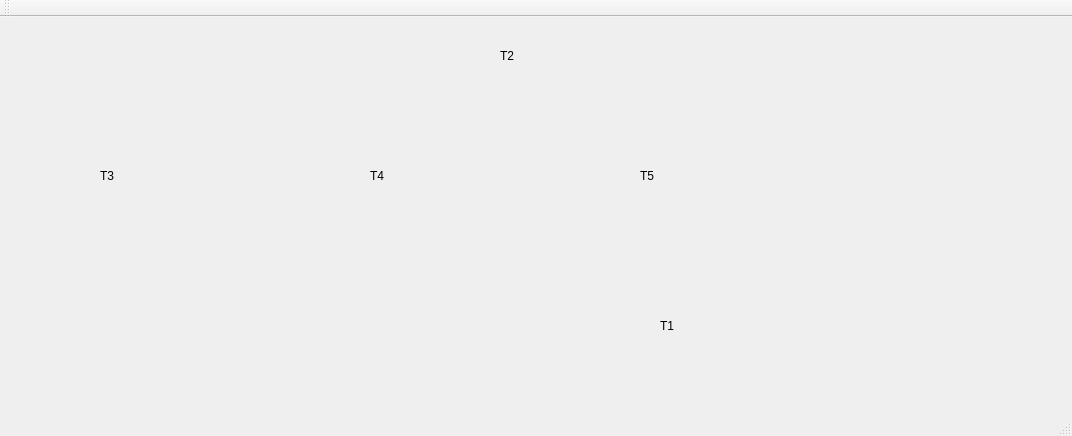
Before: the Qt Designer form mainwindow.ui in durvaal/train, drawn with Qt 5.
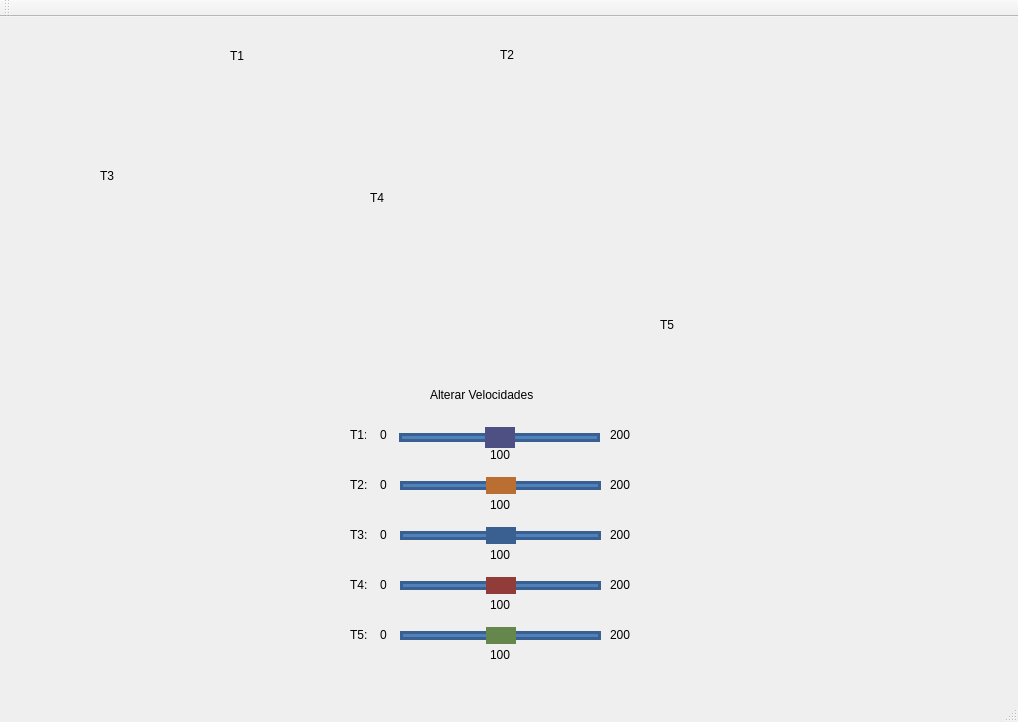
After: the same form once the commit is applied.

Commit message: added: train speed control

Patch:
```diff
--- a/mainwindow.ui
+++ b/mainwindow.ui
@@ -6,8 +6,8 @@
    <rect>
     <x>0</x>
     <y>0</y>
-    <width>1072</width>
-    <height>436</height>
+    <width>1018</width>
+    <height>722</height>
    </rect>
   </property>
   <property name="windowTitle">
@@ -17,8 +17,8 @@
    <widget class="QLabel" name="label_trem1">
     <property name="geometry">
      <rect>
-      <x>660</x>
-      <y>300</y>
+      <x>230</x>
+      <y>30</y>
       <width>21</width>
       <height>17</height>
      </rect>
@@ -148,7 +148,7 @@
       <x>500</x>
       <y>30</y>
       <width>21</width>
-      <height>17</height>
+      <height>16</height>
      </rect>
     </property>
     <property name="styleSheet">
@@ -322,9 +322,9 @@
     <property name="geometry">
      <rect>
       <x>370</x>
-      <y>150</y>
-      <width>21</width>
-      <height>17</height>
+      <y>170</y>
+      <width>20</width>
+      <height>21</height>
      </rect>
     </property>
     <property name="styleSheet">
@@ -337,10 +337,10 @@
    <widget class="QLabel" name="label_trem5">
     <property name="geometry">
      <rect>
-      <x>640</x>
-      <y>150</y>
+      <x>660</x>
+      <y>300</y>
       <width>21</width>
-      <height>17</height>
+      <height>16</height>
      </rect>
     </property>
     <property name="styleSheet">
@@ -350,6 +350,444 @@
      <string>T5</string>
     </property>
    </widget>
+   <widget class="QLabel" name="label_16">
+    <property name="geometry">
+     <rect>
+      <x>380</x>
+      <y>610</y>
+      <width>16</width>
+      <height>16</height>
+     </rect>
+    </property>
+    <property name="text">
+     <string>0</string>
+    </property>
+   </widget>
+   <widget class="QLabel" name="label_15">
+    <property name="geometry">
+     <rect>
+      <x>350</x>
+      <y>560</y>
+      <width>21</width>
+      <height>16</height>
+     </rect>
+    </property>
+    <property name="text">
+     <string>T4:</string>
+    </property>
+   </widget>
+   <widget class="QLabel" name="label_11">
+    <property name="geometry">
+     <rect>
+      <x>610</x>
+      <y>610</y>
+      <width>31</width>
+      <height>16</height>
+     </rect>
+    </property>
+    <property name="text">
+     <string>200</string>
+    </property>
+   </widget>
+   <widget class="QLabel" name="label_14">
+    <property name="geometry">
+     <rect>
+      <x>610</x>
+      <y>560</y>
+      <width>31</width>
+      <height>16</height>
+     </rect>
+    </property>
+    <property name="text">
+     <string>200</string>
+    </property>
+   </widget>
+   <widget class="QLabel" name="label_6">
+    <property name="geometry">
+     <rect>
+      <x>610</x>
+      <y>460</y>
+      <width>31</width>
+      <height>16</height>
+     </rect>
+    </property>
+    <property name="text">
+     <string>200</string>
+    </property>
+   </widget>
+   <widget class="QSlider" name="controllerTrainThree">
+    <property name="geometry">
+     <rect>
+      <x>400</x>
+      <y>510</y>
+      <width>201</width>
+      <height>17</height>
+     </rect>
+    </property>
+    <property name="styleSheet">
+     <string notr="true">
+QSlider::groove:horizontal {
+    border: 3px solid #396091;
+    height: 3px; /* the groove expands to the size of the slider by default. by giving it a height, it has a fixed size */
+    background: #5081bb ;;
+}
+
+QSlider::handle:horizontal {
+    background: #396091;
+	width: 30px;
+	margin: -10px -10px;
+}</string>
+    </property>
+    <property name="maximum">
+     <number>200</number>
+    </property>
+    <property name="value">
+     <number>100</number>
+    </property>
+    <property name="orientation">
+     <enum>Qt::Horizontal</enum>
+    </property>
+   </widget>
+   <widget class="QLabel" name="speedFour_tag">
+    <property name="geometry">
+     <rect>
+      <x>490</x>
+      <y>580</y>
+      <width>31</width>
+      <height>16</height>
+     </rect>
+    </property>
+    <property name="text">
+     <string>100</string>
+    </property>
+   </widget>
+   <widget class="QLabel" name="speedTwo_tag">
+    <property name="geometry">
+     <rect>
+      <x>490</x>
+      <y>480</y>
+      <width>31</width>
+      <height>16</height>
+     </rect>
+    </property>
+    <property name="text">
+     <string>100</string>
+    </property>
+   </widget>
+   <widget class="QLabel" name="speedFive_tag">
+    <property name="geometry">
+     <rect>
+      <x>490</x>
+      <y>630</y>
+      <width>31</width>
+      <height>16</height>
+     </rect>
+    </property>
+    <property name="text">
+     <string>100</string>
+    </property>
+   </widget>
+   <widget class="QSlider" name="controllerTrainFive">
+    <property name="geometry">
+     <rect>
+      <x>400</x>
+      <y>610</y>
+      <width>201</width>
+      <height>17</height>
+     </rect>
+    </property>
+    <property name="styleSheet">
+     <string notr="true">
+QSlider::groove:horizontal {
+    border: 3px solid #396091;
+    height: 3px; /* the groove expands to the size of the slider by default. by giving it a height, it has a fixed size */
+    background: #5081bb ;;
+}
+
+QSlider::handle:horizontal {
+    background: #66874c;
+	width: 30px;
+	margin: -10px -10px;
+}</string>
+    </property>
+    <property name="maximum">
+     <number>200</number>
+    </property>
+    <property name="value">
+     <number>100</number>
+    </property>
+    <property name="orientation">
+     <enum>Qt::Horizontal</enum>
+    </property>
+   </widget>
+   <widget class="QLabel" name="speedThree_tag">
+    <property name="geometry">
+     <rect>
+      <x>490</x>
+      <y>530</y>
+      <width>31</width>
+      <height>16</height>
+     </rect>
+    </property>
+    <property name="text">
+     <string>100</string>
+    </property>
+   </widget>
+   <widget class="QSlider" name="controllerTrainTwo">
+    <property name="geometry">
+     <rect>
+      <x>400</x>
+      <y>460</y>
+      <width>201</width>
+      <height>17</height>
+     </rect>
+    </property>
+    <property name="styleSheet">
+     <string notr="true">
+QSlider::groove:horizontal {
+    border: 3px solid #396091;
+    height: 3px; /* the groove expands to the size of the slider by default. by giving it a height, it has a fixed size */
+    background: #5081bb ;;
+}
+
+QSlider::handle:horizontal {
+    background: #ba6e31;
+	width: 30px;
+	margin: -10px -10px;
+}</string>
+    </property>
+    <property name="maximum">
+     <number>200</number>
+    </property>
+    <property name="value">
+     <number>100</number>
+    </property>
+    <property name="orientation">
+     <enum>Qt::Horizontal</enum>
+    </property>
+   </widget>
+   <widget class="QLabel" name="label_5">
+    <property name="geometry">
+     <rect>
+      <x>380</x>
+      <y>460</y>
+      <width>16</width>
+      <height>16</height>
+     </rect>
+    </property>
+    <property name="text">
+     <string>0</string>
+    </property>
+   </widget>
+   <widget class="QLabel" name="label_2">
+    <property name="geometry">
+     <rect>
+      <x>380</x>
+      <y>410</y>
+      <width>16</width>
+      <height>16</height>
+     </rect>
+    </property>
+    <property name="text">
+     <string>0</string>
+    </property>
+   </widget>
+   <widget class="QLabel" name="label">
+    <property name="geometry">
+     <rect>
+      <x>350</x>
+      <y>410</y>
+      <width>16</width>
+      <height>16</height>
+     </rect>
+    </property>
+    <property name="text">
+     <string>T1:</string>
+    </property>
+   </widget>
+   <widget class="QSlider" name="controllerTrainFour">
+    <property name="geometry">
+     <rect>
+      <x>400</x>
+      <y>560</y>
+      <width>201</width>
+      <height>17</height>
+     </rect>
+    </property>
+    <property name="styleSheet">
+     <string notr="true">
+QSlider::groove:horizontal {
+    border: 3px solid #396091;
+    height: 3px; /* the groove expands to the size of the slider by default. by giving it a height, it has a fixed size */
+    background: #5081bb ;;
+}
+
+QSlider::handle:horizontal {
+    background: #923c39;
+	width: 30px;
+	margin: -10px -10px;
+}</string>
+    </property>
+    <property name="maximum">
+     <number>200</number>
+    </property>
+    <property name="value">
+     <number>100</number>
+    </property>
+    <property name="orientation">
+     <enum>Qt::Horizontal</enum>
+    </property>
+   </widget>
+   <widget class="QSlider" name="controllerTrainOne">
+    <property name="geometry">
+     <rect>
+      <x>399</x>
+      <y>410</y>
+      <width>201</width>
+      <height>21</height>
+     </rect>
+    </property>
+    <property name="styleSheet">
+     <string notr="true">
+QSlider::groove:horizontal {
+    border: 3px solid #396091;
+    height: 3px; /* the groove expands to the size of the slider by default. by giving it a height, it has a fixed size */
+    background: #5081bb ;;
+}
+
+QSlider::handle:horizontal {
+    background: #4e4f82;
+	width: 30px;
+	margin: -10px -10px;
+}</string>
+    </property>
+    <property name="maximum">
+     <number>200</number>
+    </property>
+    <property name="value">
+     <number>100</number>
+    </property>
+    <property name="orientation">
+     <enum>Qt::Horizontal</enum>
+    </property>
+   </widget>
+   <widget class="QLabel" name="label_8">
+    <property name="geometry">
+     <rect>
+      <x>610</x>
+      <y>510</y>
+      <width>31</width>
+      <height>16</height>
+     </rect>
+    </property>
+    <property name="text">
+     <string>200</string>
+    </property>
+   </widget>
+   <widget class="QLabel" name="speedOne_tag">
+    <property name="geometry">
+     <rect>
+      <x>490</x>
+      <y>430</y>
+      <width>31</width>
+      <height>16</height>
+     </rect>
+    </property>
+    <property name="text">
+     <string>100</string>
+    </property>
+   </widget>
+   <widget class="QLabel" name="label_9">
+    <property name="geometry">
+     <rect>
+      <x>350</x>
+      <y>510</y>
+      <width>21</width>
+      <height>16</height>
+     </rect>
+    </property>
+    <property name="text">
+     <string>T3:</string>
+    </property>
+   </widget>
+   <widget class="QLabel" name="label_3">
+    <property name="geometry">
+     <rect>
+      <x>610</x>
+      <y>410</y>
+      <width>31</width>
+      <height>16</height>
+     </rect>
+    </property>
+    <property name="text">
+     <string>200</string>
+    </property>
+   </widget>
+   <widget class="QLabel" name="label_10">
+    <property name="geometry">
+     <rect>
+      <x>380</x>
+      <y>510</y>
+      <width>16</width>
+      <height>16</height>
+     </rect>
+    </property>
+    <property name="text">
+     <string>0</string>
+    </property>
+   </widget>
+   <widget class="QLabel" name="label_7">
+    <property name="geometry">
+     <rect>
+      <x>350</x>
+      <y>460</y>
+      <width>21</width>
+      <height>16</height>
+     </rect>
+    </property>
+    <property name="text">
+     <string>T2:</string>
+    </property>
+   </widget>
+   <widget class="QLabel" name="label_12">
+    <property name="geometry">
+     <rect>
+      <x>350</x>
+      <y>610</y>
+      <width>21</width>
+      <height>16</height>
+     </rect>
+    </property>
+    <property name="text">
+     <string>T5:</string>
+    </property>
+   </widget>
+   <widget class="QLabel" name="label_13">
+    <property name="geometry">
+     <rect>
+      <x>380</x>
+      <y>560</y>
+      <width>16</width>
+      <height>16</height>
+     </rect>
+    </property>
+    <property name="text">
+     <string>0</string>
+    </property>
+   </widget>
+   <widget class="QLabel" name="label_4">
+    <property name="geometry">
+     <rect>
+      <x>430</x>
+      <y>370</y>
+      <width>141</width>
+      <height>16</height>
+     </rect>
+    </property>
+    <property name="text">
+     <string>Alterar Velocidades</string>
+    </property>
+   </widget>
    <zorder>label_trilho1</zorder>
    <zorder>label_trilho2</zorder>
    <zorder>label_trilho3</zorder>
```
Left out of the diff: 28 changed lines with no effect on the pictures. The commit also changes 5 other files.
